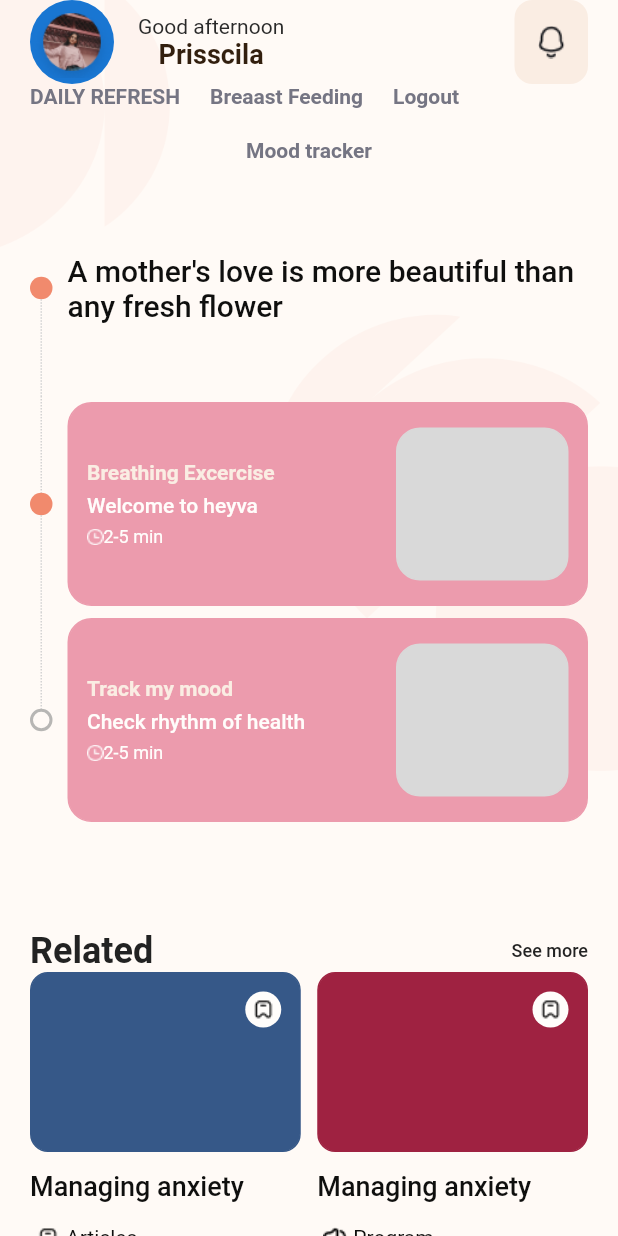
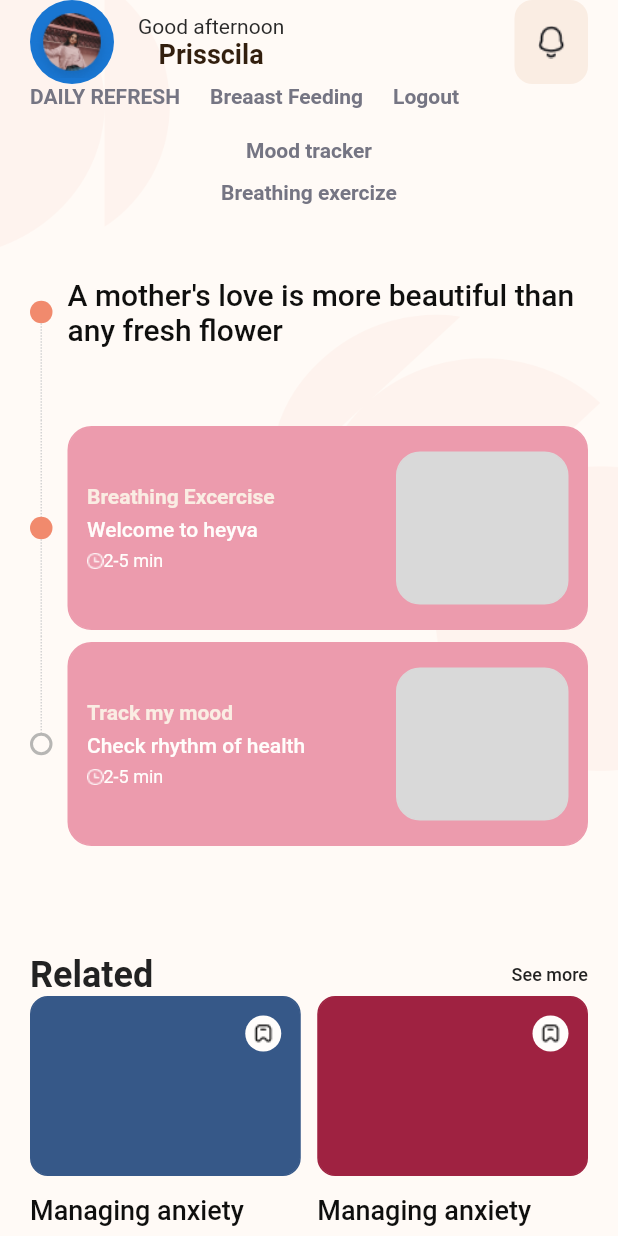
Before and after one commit to jeremysianturi/Heyva, a Flutter app: the HomeView screen opened directly with empty values, on a phone screen of 412 x 824 dp. Run offline on Flutter 3.47's test engine with Material 2 defaults, Android fonts, the phone set to English and light mode, and no system bars; drawn by our look-alikes of timelines; our stand-ins replace animated_text_kit, audioplayers, carousel_slider, dio, easy_stepper, firebase_auth and 14 more; missing offline and left inert: appinio_video_player, bottom_picker, flutter_lyric, miniplayer; accounts and stored records are empty; network calls fail.

```diff
--- a/lib/app/modules/home/views/home_view.dart
+++ b/lib/app/modules/home/views/home_view.dart
@@ -2,13 +2,11 @@ import 'package:flutter/material.dart';
 import 'package:get/get.dart';
 import 'package:get_storage/get_storage.dart';
 import 'package:heyva/app/modules/article/views/article_view.dart';
-import 'package:heyva/app/modules/detaildoctor/views/detail_doctor_view.dart';
 import 'package:heyva/app/routes/app_pages.dart';
 import 'package:heyva/app/widgets/reusable_timeline.dart';
 import 'package:heyva/constant/colors.dart';
 import 'package:heyva/constant/keys.dart';
 import 'package:heyva/constant/strings.dart';
-import 'package:heyva/constant/variabels.dart';
 import '../../../widgets/reusable_article_container.dart';
 import '../controllers/home_controller.dart';
 
@@ -198,6 +196,18 @@ class HomeView extends GetView<HomeController> {
                   ),
                   const SizedBox(
                     height: 12,
+                  ),
+                  InkWell(
+                    onTap: () {
+                      Get.toNamed(Routes.BREATHING_EXERCISE);
+                    },
+                    child: const Text(
+                      "Breathing exercize",
+                      style: TextStyle(
+                          fontWeight: FontWeight.w600,
+                          fontSize: 14,
+                          color: ColorApp.grey_font),
+                    ),
                   ),
                   // Obx(
                   //   () => Stepper(
--- a/lib/app/routes/app_pages.dart
+++ b/lib/app/routes/app_pages.dart
@@ -1,6 +1,16 @@
 import 'package:get/get_navigation/src/routes/get_route.dart';
 import 'package:heyva/app/modules/breathing_exercise/breathing_finish/bindings/breathing_finish_binding.dart';
 import 'package:heyva/app/modules/breathing_exercise/breathing_finish/views/breathing_finish_view.dart';
+import 'package:heyva/app/modules/profile/bindings/profile_binding.dart';
+import 'package:heyva/app/modules/profile/change_password/bindings/change_password_binding.dart';
+import 'package:heyva/app/modules/profile/change_password/views/change_password_view.dart';
+import 'package:heyva/app/modules/profile/edit_profile/bindings/edit_profile_binding.dart';
+import 'package:heyva/app/modules/profile/edit_profile/views/edit_profile_view.dart';
+import 'package:heyva/app/modules/profile/notification_settings/bindings/notification_settings_binding.dart';
+import 'package:heyva/app/modules/profile/notification_settings/views/notification_settings_view.dart';
+import 'package:heyva/app/modules/profile/privacy_policy/bindings/privacy_policy_binding.dart';
+import 'package:heyva/app/modules/profile/privacy_policy/views/privacy_policy_view.dart';
+import 'package:heyva/app/modules/profile/views/profile_view.dart';
 
 import '../modules/article/bindings/article_binding.dart';
 import '../modules/article/views/article_view.dart';
@@ -17,9 +27,12 @@ import '../modules/breathing_exercise/breathin_voice/bindings/breathin_voice_bin
 import '../modules/breathing_exercise/breathin_voice/views/breathin_voice_view.dart';
 import '../modules/breathing_exercise/breathing_feelings/bindings/breathing_feelings_binding.dart';
 import '../modules/breathing_exercise/breathing_feelings/views/breathing_feelings_view.dart';
+
 import '../modules/breathing_exercise/views/breathing_exercise_view.dart';
+
 import '../modules/detaildoctor/bindings/detail_doctor_binding.dart';
 import '../modules/detaildoctor/views/detail_doctor_view.dart';
+
 import '../modules/login/bindings/login_binding.dart';
 import '../modules/login/bindings/login_google_apple_binding.dart';
 import '../modules/login/views/login_google_apple.dart';
@@ -34,6 +47,7 @@ import '../modules/mood_tracker/recomendation2/views/recomendation2_view.dart';
 import '../modules/mood_tracker/sleep_check-in/bindings/sleep_check_in_binding.dart';
 import '../modules/mood_tracker/sleep_check-in/views/sleep_check_in_view.dart';
 import '../modules/mood_tracker/views/mood_tracker_view.dart';
+
 import '../modules/onboarding/bindings/onboarding_one_binding.dart';
 import '../modules/onboarding/bindings/onboarding_three_binding.dart';
 import '../modules/onboarding/bindings/onboarding_two_binding.dart';
@@ -185,5 +199,30 @@ class AppPages {
       page: () => const BreathingFinishView(),
       binding: BreathingFinishBinding(),
     ),
+    GetPage(
+      name: _Paths.PROFILE,
+      page: () => const ProfileView(),
+      binding: ProfileBinding(),
+    ),
+    GetPage(
+      name: _Paths.EDIT_PROFILE,
+      page: () => const EditProfileView(),
+      binding: EditProfileBinding(),
+    ),
+    GetPage(
+      name: _Paths.CHANGE_PASSWORD,
+      page: () => const ChangePasswordView(),
+      binding: ChangePasswordBinding(),
+    ),
+    GetPage(
+      name: _Paths.NOTIFICATION_SETTINGS,
+      page: () => const NotificationSettingsView(),
+      binding: NotificationSettingsBinding(),
+    ),
+    GetPage(
+      name: _Paths.PRIVACY_POLICY,
+      page: () => const PrivacyPolicyView(),
+      binding: PrivacyPolicyBinding(),
+    ),
   ];
 }
--- a/lib/app/routes/app_routes.dart
+++ b/lib/app/routes/app_routes.dart
@@ -28,6 +28,11 @@ abstract class Routes {
   static const BREATHIN_VOICE = _Paths.BREATHIN_VOICE;
   static const BREATHING_FEELINGS = _Paths.BREATHING_FEELINGS;
   static const BREATHING_FINISH = _Paths.BREATHING_FINISH;
+  static const PROFILE = _Paths.PROFILE;
+  static const EDIT_PROFILE = _Paths.EDIT_PROFILE;
+  static const CHANGE_PASSWORD = _Paths.CHANGE_PASSWORD;
+  static const NOTIFICATION_SETTINGS = _Paths.NOTIFICATION_SETTINGS;
+  static const PRIVACY_POLICY = _Paths.PRIVACY_POLICY;
 }
 
 abstract class _Paths {
@@ -58,4 +63,9 @@ abstract class _Paths {
   static const BREATHIN_VOICE = '/breathin-voice';
   static const BREATHING_FEELINGS = '/breathing-feelings';
   static const BREATHING_FINISH = '/breathing-finish';
+  static const PROFILE = '/profile';
+  static const EDIT_PROFILE = '/edit-profile';
+  static const CHANGE_PASSWORD = '/change-password';
+  static const NOTIFICATION_SETTINGS = '/notification-settings';
+  static const PRIVACY_POLICY = '/privacy-policy';
 }
```
Also changed, not shown: lib/app/modules/profile/bindings/profile_binding.dart (added, +12 -0 lines), lib/app/modules/profile/change_password/bindings/change_password_binding.dart (added, +12 -0 lines), lib/app/modules/profile/change_password/controllers/change_password_controller.dart (added, +23 -0 lines), lib/app/modules/profile/change_password/views/change_password_view.dart (added, +24 -0 lines), lib/app/modules/profile/controllers/profile_controller.dart (added, +23 -0 lines), lib/app/modules/profile/edit_profile/bindings/edit_profile_binding.dart (added, +12 -0 lines), lib/app/modules/profile/edit_profile/controllers/edit_profile_controller.dart (added, +23 -0 lines), lib/app/modules/profile/edit_profile/views/edit_profile_view.dart (added, +24 -0 lines), lib/app/modules/profile/notification_settings/bindings/notification_settings_binding.dart (added, +12 -0 lines), lib/app/modules/profile/notification_settings/controllers/notification_settings_controller.dart (added, +23 -0 lines), lib/app/modules/profile/notification_settings/views/notification_settings_view.dart (added, +24 -0 lines), lib/app/modules/profile/privacy_policy/bindings/privacy_policy_binding.dart (added, +12 -0 lines), lib/app/modules/profile/privacy_policy/controllers/privacy_policy_controller.dart (added, +23 -0 lines), lib/app/modules/profile/privacy_policy/views/privacy_policy_view.dart (added, +24 -0 lines), 1 more files.
